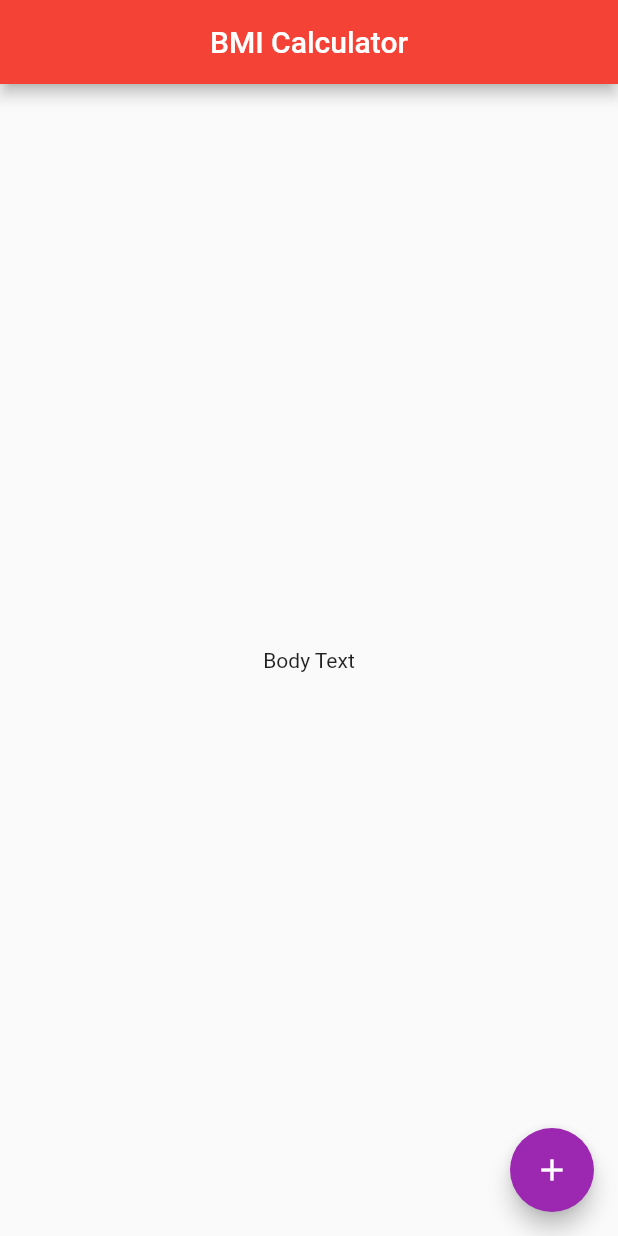
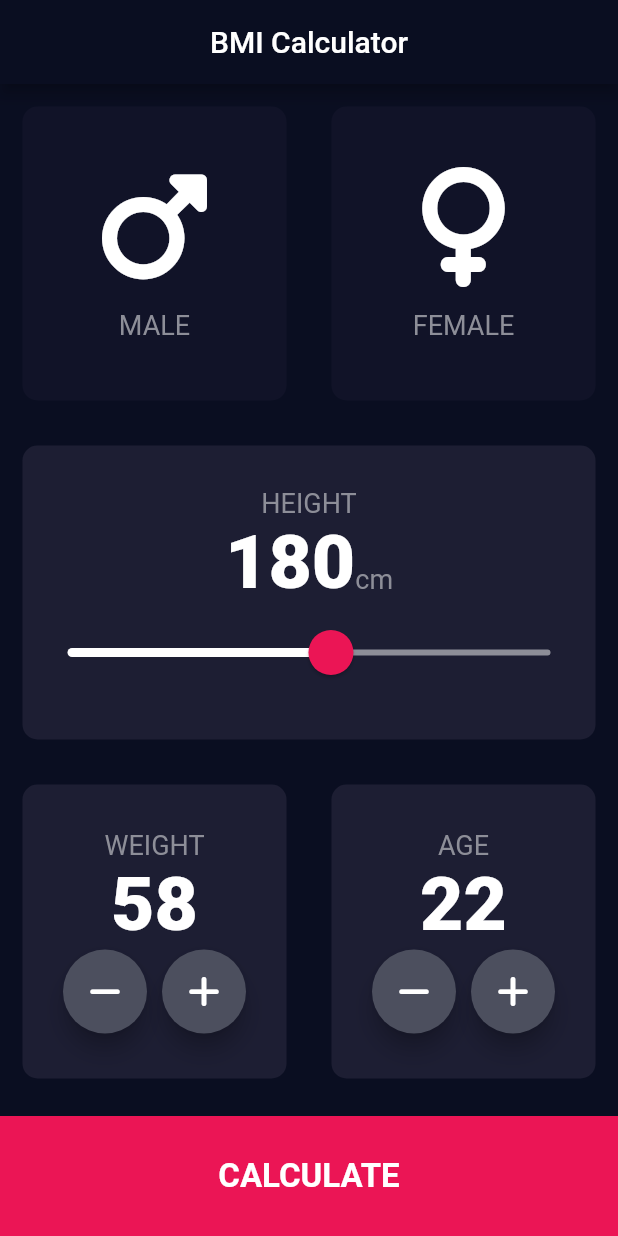
Before and after one commit to msolimann2cs/bmi_calculator_flutter, a Flutter app: the screen it shows after launch, on a phone screen of 412 x 824 dp. Run offline on Flutter 3.47's test engine with Material 2 defaults, Android fonts, the phone set to English and light mode, and no system bars; our stand-ins replace font_awesome_flutter.

Commit message:
Fully functional beautiful modern UI/UX. interface including: Gender Selection, Height Selection with slider, Weight Adjustment, Age Adjustment.

```diff
--- /dev/null
+++ b/lib/constants.dart
@@ -0,0 +1,22 @@
+import 'package:flutter/material.dart';
+
+const kLabelTextStyle = TextStyle(
+  fontSize: 18,
+  color: Color(
+    0xFF8D8E98,
+  ),
+);
+
+const kNumberTextStyle = TextStyle(
+  fontSize: 50,
+  fontWeight: FontWeight.w900,
+);
+
+// Input Page Constants
+const Color kActiveCardColor = Color(0xFF1D1E33); //Active Widget Main color
+const Color kInactiveCardColor = Color(0xFF111328); //Inactive Wisget Main Color
+const Color kBottomContainerColor =
+    Color(0xFFEB1555); //Calculate BMI Button Color
+const double kBottomContainerHeight = 80; //Calculate BMI Button Height
+const double kHeightMin = 120;
+const double kHeightMax = 230;
--- /dev/null
+++ b/lib/input_page.dart
@@ -0,0 +1,259 @@
+import 'package:flutter/material.dart';
+import 'package:font_awesome_flutter/font_awesome_flutter.dart';
+import 'reusable_card.dart';
+import 'reusable_card_content.dart';
+import 'constants.dart';
+
+enum Gender {
+  // ignore: constant_identifier_names
+  Male,
+  // ignore: constant_identifier_names
+  Female,
+}
+
+class InputPage extends StatefulWidget {
+  const InputPage({Key? key}) : super(key: key);
+
+  @override
+  State<InputPage> createState() => _InputPageState();
+}
+
+class _InputPageState extends State<InputPage> {
+  Gender? selectedGender;
+  int userHeight = 180;
+  int userWeight = 58;
+  int userAge = 22;
+  @override
+  Widget build(BuildContext context) {
+    return Scaffold(
+      appBar: AppBar(
+        title: const Center(child: Text('BMI Calculator')),
+      ),
+      body: Column(
+        crossAxisAlignment: CrossAxisAlignment.stretch,
+        children: [
+          Expanded(
+            child: Row(
+              children: [
+                Expanded(
+                  child: ReusableCard(
+                    onPress: () {
+                      setState(() {
+                        selectedGender = Gender.Male;
+                      });
+                    },
+                    cardColor: selectedGender == Gender.Male
+                        ? kActiveCardColor
+                        : kInactiveCardColor,
+                    cardChild: const reusableCardContent(
+                      newIcon: FontAwesomeIcons.mars,
+                      cardText: 'MALE',
+                    ),
+                  ),
+                ),
+                Expanded(
+                  child: ReusableCard(
+                    onPress: () {
+                      setState(() {
+                        selectedGender = Gender.Female;
+                      });
+                    },
+                    cardColor: selectedGender == Gender.Female
+                        ? kActiveCardColor
+                        : kInactiveCardColor,
+                    cardChild: const reusableCardContent(
+                      newIcon: FontAwesomeIcons.venus,
+                      cardText: 'FEMALE',
+                    ),
+                  ),
+                ),
+              ],
+            ),
+          ),
+          Expanded(
+            child: ReusableCard(
+              cardColor: kActiveCardColor,
+              cardChild: Column(
+                mainAxisAlignment: MainAxisAlignment.center,
+                children: [
+                  Text(
+                    'HEIGHT',
+                    style: kLabelTextStyle,
+                  ),
+                  Row(
+                    mainAxisAlignment: MainAxisAlignment.center,
+                    crossAxisAlignment: CrossAxisAlignment.baseline,
+                    textBaseline: TextBaseline.alphabetic,
+                    children: [
+                      Text(
+                        userHeight.toString(),
+                        style: kNumberTextStyle,
+                      ),
+                      Text(
+                        'cm',
+                        style: kLabelTextStyle,
+                      ),
+                    ],
+                  ),
+                  SliderTheme(
+                    data: SliderTheme.of(context).copyWith(
+                      thumbShape: RoundSliderThumbShape(
+                        enabledThumbRadius: 15,
+                      ),
+                      overlayShape: RoundSliderOverlayShape(
+                        overlayRadius: 30,
+                      ),
+                      thumbColor: Color(0xFFEB1555),
+                      overlayColor: Color(0x29EB1555),
+                      activeTrackColor: Colors.white,
+                      inactiveTrackColor: Color(0xFF8D8E98),
+                    ),
+                    child: Slider(
+                      value: userHeight.toDouble(),
+                      min: kHeightMin,
+                      max: kHeightMax,
+                      onChanged: (double newValue) {
+                        setState(() {
+                          userHeight = newValue.round();
+                        });
+                      },
+                    ),
+                  )
+                ],
+              ),
+            ),
+          ),
+          Expanded(
+            child: Row(
+              children: [
+                Expanded(
+                  child: ReusableCard(
+                    cardColor: kActiveCardColor,
+                    cardChild: Column(
+                      mainAxisAlignment: MainAxisAlignment.center,
+                      children: [
+                        Text(
+                          'WEIGHT',
+                          style: kLabelTextStyle,
+                        ),
+                        Text(
+                          userWeight.toString(),
+                          style: kNumberTextStyle,
+                        ),
+                        Row(
+                          mainAxisAlignment: MainAxisAlignment.center,
+                          children: [
+                            RoundIconButton(
+                              icon: FontAwesomeIcons.minus,
+                              onPress: () {
+                                setState(() {
+                                  userWeight--;
+                                });
+                              },
+                            ),
+                            SizedBox(
+                              width: 10,
+                            ),
+                            RoundIconButton(
+                              icon: FontAwesomeIcons.plus,
+                              onPress: () {
+                                setState(() {
+                                  userWeight++;
+                                });
+                              },
+                            ),
+                          ],
+                        ),
+                      ],
+                    ),
+                  ),
+                ),
+                Expanded(
+                  child: ReusableCard(
+                    cardColor: kActiveCardColor,
+                    cardChild: Column(
+                      mainAxisAlignment: MainAxisAlignment.center,
+                      children: [
+                        Text(
+                          'AGE',
+                          style: kLabelTextStyle,
+                        ),
+                        Text(
+                          userAge.toString(),
+                          style: kNumberTextStyle,
+                        ),
+                        Row(
+                          mainAxisAlignment: MainAxisAlignment.center,
+                          children: [
+                            RoundIconButton(
+                              icon: FontAwesomeIcons.minus,
+                              onPress: () {
+                                setState(() {
+                                  userAge--;
+                                });
+                              },
+                            ),
+                            SizedBox(
+                              width: 10,
+                            ),
+                            RoundIconButton(
+                              icon: FontAwesomeIcons.plus,
+                              onPress: () {
+                                setState(() {
+                                  userAge++;
+                                });
+                              },
+                            ),
+                          ],
+                        )
+                      ],
+                    ),
+                  ),
+                ),
+              ],
+            ),
+          ),
+          Container(
+            color: kBottomContainerColor,
+            margin: EdgeInsets.only(top: 10),
+            width: double.infinity,
+            height: kBottomContainerHeight,
+            child: Center(
+              child: Text(
+                'CALCULATE',
+                style: TextStyle(
+                  fontSize: 22,
+                  fontWeight: FontWeight.bold,
+                ),
+              ),
+            ),
+          )
+        ],
+      ),
+    );
+  }
+}
+
+class RoundIconButton extends StatelessWidget {
+  RoundIconButton({this.icon, this.onPress});
+
+  final IconData? icon;
+  final void Function()? onPress;
+  @override
+  Widget build(BuildContext context) {
+    return RawMaterialButton(
+      child: Icon(
+        icon,
+        color: Colors.white,
+      ),
+      shape: CircleBorder(),
+      elevation: 6,
+      fillColor: Color(0xFF4C4F5E),
+      constraints: BoxConstraints.tightFor(
+        width: 56,
+        height: 56,
+      ),
+      onPressed: onPress,
+    );
+  }
+}
--- a/lib/main.dart
+++ b/lib/main.dart
@@ -1,4 +1,5 @@
 import 'package:flutter/material.dart';
+import 'input_page.dart';
 
 void main() => runApp(BMICalculator());
 
@@ -9,43 +10,24 @@ class BMICalculator extends StatelessWidget {
       theme: ThemeData(
         colorScheme: const ColorScheme(
             brightness: Brightness.light,
-            primary: Colors.red,
+            primary: Color(0xFF0A0E21),
             onPrimary: Colors.white,
             secondary: Colors.purple,
             onSecondary: Colors.white,
             error: Colors.red,
             onError: Colors.red,
-            background: Colors.black,
-            onBackground: Colors.white,
+            background: Colors.white,
+            onBackground: Colors.yellow,
             surface: Colors.green,
             onSurface: Colors.green),
+        scaffoldBackgroundColor: Color(0xFF0A0E21),
+        textTheme: TextTheme(
+          bodyText2: TextStyle(
+            color: Colors.white,
+          ),
+        ),
       ),
       home: InputPage(),
     );
   }
 }
-
-class InputPage extends StatefulWidget {
-  const InputPage({Key? key}) : super(key: key);
-
-  @override
-  State<InputPage> createState() => _InputPageState();
-}
-
-class _InputPageState extends State<InputPage> {
-  @override
-  Widget build(BuildContext context) {
-    return Scaffold(
-      appBar: AppBar(
-        title: const Center(child: Text('BMI Calculator')),
-      ),
-      body: const Center(
-        child: Text('Body Text'),
-      ),
-      floatingActionButton: FloatingActionButton(
-        child: const Icon(Icons.add),
-        onPressed: () {},
-      ),
-    );
-  }
-}
--- /dev/null
+++ b/lib/reusable_card.dart
@@ -0,0 +1,23 @@
+import 'package:flutter/material.dart';
+
+class ReusableCard extends StatelessWidget {
+  const ReusableCard({super.key, this.cardColor, this.cardChild, this.onPress});
+
+  final Color? cardColor;
+  final Widget? cardChild;
+  final void Function()? onPress;
+  @override
+  Widget build(BuildContext context) {
+    return GestureDetector(
+      onTap: onPress,
+      child: Container(
+        margin: const EdgeInsets.all(15),
+        decoration: BoxDecoration(
+          color: cardColor,
+          borderRadius: BorderRadius.circular(10),
+        ),
+        child: cardChild,
+      ),
+    );
+  }
+}
--- /dev/null
+++ b/lib/reusable_card_content.dart
@@ -0,0 +1,30 @@
+// ignore_for_file: camel_case_types
+
+import 'package:flutter/material.dart';
+import 'constants.dart';
+
+class reusableCardContent extends StatelessWidget {
+  const reusableCardContent({super.key, this.newIcon, this.cardText});
+  final IconData? newIcon;
+  final String? cardText;
+  @override
+  Widget build(BuildContext context) {
+    return Column(
+      mainAxisAlignment: MainAxisAlignment.center,
+      children: [
+        Icon(
+          newIcon,
+          size: 80,
+          color: Colors.white,
+        ),
+        const SizedBox(
+          height: 15,
+        ),
+        Text(
+          cardText!,
+          style: kLabelTextStyle,
+        ),
+      ],
+    );
+  }
+}
--- a/pubspec.yaml
+++ b/pubspec.yaml
@@ -34,6 +34,7 @@ dependencies:
   # The following adds the Cupertino Icons font to your application.
   # Use with the CupertinoIcons class for iOS style icons.
   cupertino_icons: ^1.0.2
+  font_awesome_flutter: ^10.1.0
 
 dev_dependencies:
   flutter_test:
```
Also changed, not shown: pubspec.lock.
